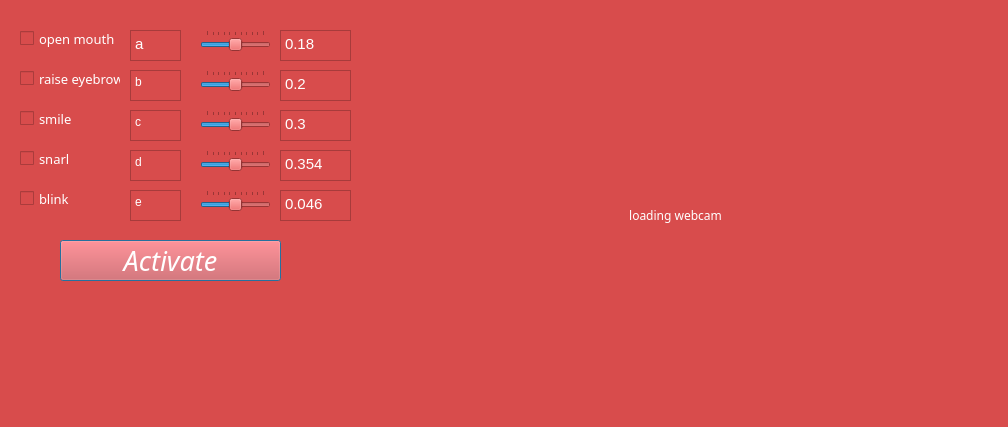
Above: fr2.ui from manulea/MITGUI before the change. Below: the same form after it.
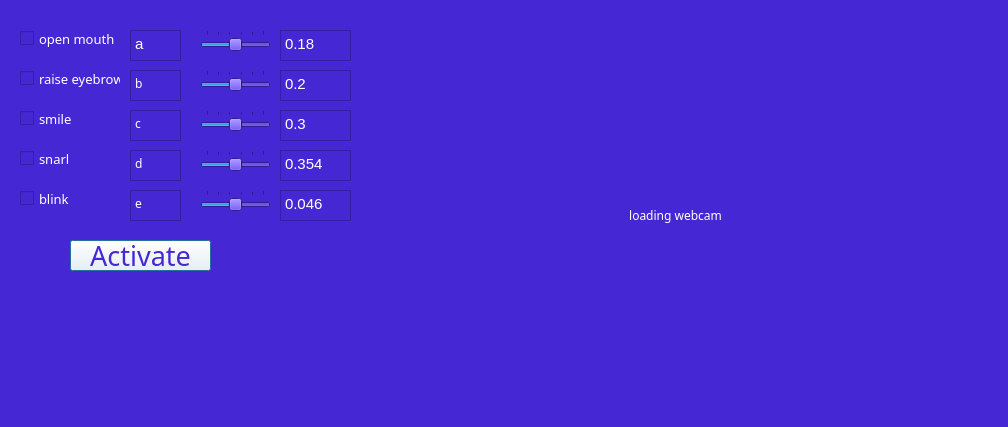
That is the form after the change.

Commit message: Added Separate keystroke generation from notepad

The edit to the form file:
```diff
--- a/fr2.ui
+++ b/fr2.ui
@@ -10,6 +10,11 @@
     <height>427</height>
    </rect>
   </property>
+  <property name="font">
+   <font>
+    <family>MS Reference Sans Serif</family>
+   </font>
+  </property>
   <property name="windowTitle">
    <string>fr</string>
   </property>
@@ -17,29 +22,30 @@
    <bool>false</bool>
   </property>
   <property name="styleSheet">
-   <string notr="true">background-color: rgb(216, 76, 76);</string>
+   <string notr="true">background-color: rgb(69, 40, 212);</string>
   </property>
   <widget class="QPushButton" name="btnInitialize">
    <property name="geometry">
     <rect>
-     <x>60</x>
+     <x>70</x>
      <y>240</y>
-     <width>221</width>
-     <height>41</height>
+     <width>141</width>
+     <height>31</height>
     </rect>
    </property>
    <property name="font">
     <font>
-     <family>Kozuka Mincho Pro R</family>
+     <family>Yu Gothic UI Semibold</family>
      <pointsize>20</pointsize>
-     <italic>true</italic>
+     <italic>false</italic>
     </font>
    </property>
    <property name="autoFillBackground">
     <bool>false</bool>
    </property>
    <property name="styleSheet">
-    <string notr="true">color: rgb(255, 255, 255);</string>
+    <string notr="true">background-color: rgb(255, 255, 255);
+color: rgb(69, 40, 212);</string>
    </property>
    <property name="text">
     <string>Activate</string>
@@ -314,7 +320,7 @@
     <number>100</number>
    </property>
    <property name="singleStep">
-    <number>1</number>
+    <number>20</number>
    </property>
    <property name="value">
     <number>50</number>
@@ -344,6 +350,9 @@
    <property name="maximum">
     <number>100</number>
    </property>
+   <property name="singleStep">
+    <number>20</number>
+   </property>
    <property name="sliderPosition">
     <number>50</number>
    </property>
@@ -369,6 +378,9 @@
    <property name="maximum">
     <number>100</number>
    </property>
+   <property name="singleStep">
+    <number>20</number>
+   </property>
    <property name="sliderPosition">
     <number>50</number>
    </property>
@@ -394,6 +406,9 @@
    <property name="maximum">
     <number>100</number>
    </property>
+   <property name="singleStep">
+    <number>20</number>
+   </property>
    <property name="sliderPosition">
     <number>50</number>
    </property>
@@ -419,6 +434,9 @@
    <property name="maximum">
     <number>100</number>
    </property>
+   <property name="singleStep">
+    <number>20</number>
+   </property>
    <property name="sliderPosition">
     <number>50</number>
    </property>
@@ -458,6 +476,9 @@
    <property name="verticalScrollBarPolicy">
     <enum>Qt::ScrollBarAlwaysOff</enum>
    </property>
+   <property name="readOnly">
+    <bool>true</bool>
+   </property>
    <property name="plainText">
     <string>0.18</string>
    </property>
@@ -491,6 +512,9 @@
    <property name="verticalScrollBarPolicy">
     <enum>Qt::ScrollBarAlwaysOff</enum>
    </property>
+   <property name="readOnly">
+    <bool>true</bool>
+   </property>
    <property name="plainText">
     <string>0.2</string>
    </property>
@@ -524,6 +548,9 @@
    <property name="verticalScrollBarPolicy">
     <enum>Qt::ScrollBarAlwaysOff</enum>
    </property>
+   <property name="readOnly">
+    <bool>true</bool>
+   </property>
    <property name="plainText">
     <string>0.3</string>
    </property>
@@ -557,6 +584,9 @@
    <property name="verticalScrollBarPolicy">
     <enum>Qt::ScrollBarAlwaysOff</enum>
    </property>
+   <property name="readOnly">
+    <bool>true</bool>
+   </property>
    <property name="plainText">
     <string>0.354</string>
    </property>
@@ -590,6 +620,9 @@
    <property name="verticalScrollBarPolicy">
     <enum>Qt::ScrollBarAlwaysOff</enum>
    </property>
+   <property name="readOnly">
+    <bool>true</bool>
+   </property>
    <property name="plainText">
     <string>0.046</string>
    </property>
```
The commit also changes 1 other file.
